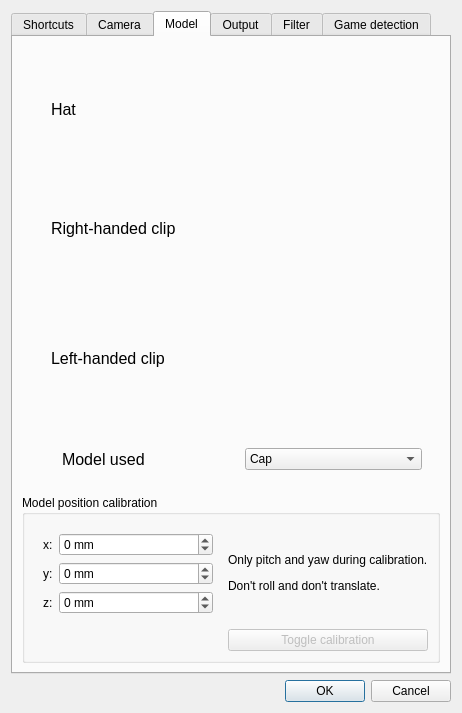
Qt form facetracknoir/settings.ui (opentrack/opentrack) before a commit.
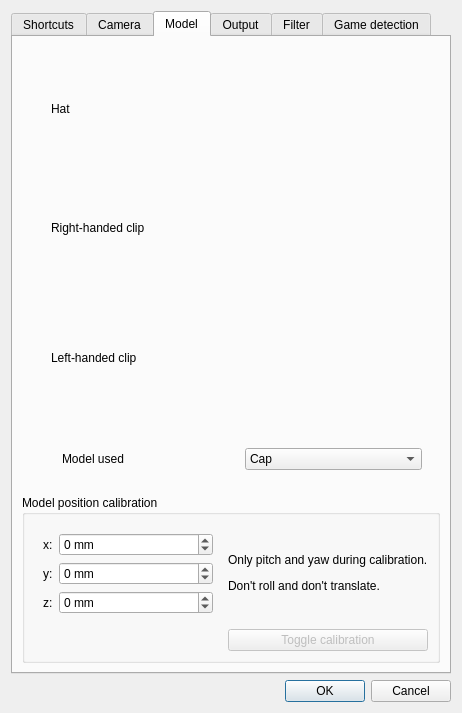
The same form after that commit. The open tabs and pages were chosen to show the change. Icons and pictures are not drawn. Custom widgets are drawn as their Qt base class.

Commit message: settings dialog: don't override font needlessly

What changed in the file:
```diff
--- a/facetracknoir/settings.ui
+++ b/facetracknoir/settings.ui
@@ -570,11 +570,6 @@
              </property>
              <item row="0" column="0">
               <widget class="QLabel" name="label_4">
-               <property name="font">
-                <font>
-                 <pointsize>12</pointsize>
-                </font>
-               </property>
                <property name="text">
                 <string>Hat</string>
                </property>
@@ -644,11 +639,6 @@
              </item>
              <item row="1" column="0">
               <widget class="QLabel" name="label_35">
-               <property name="font">
-                <font>
-                 <pointsize>12</pointsize>
-                </font>
-               </property>
                <property name="text">
                 <string>Right-handed clip</string>
                </property>
@@ -687,11 +677,6 @@
              </item>
              <item row="2" column="0">
               <widget class="QLabel" name="label_37">
-               <property name="font">
-                <font>
-                 <pointsize>12</pointsize>
-                </font>
-               </property>
                <property name="text">
                 <string>Left-handed clip</string>
                </property>
@@ -720,11 +705,6 @@
              </property>
              <item row="0" column="0">
               <widget class="QLabel" name="label_31">
-               <property name="font">
-                <font>
-                 <pointsize>12</pointsize>
-                </font>
-               </property>
                <property name="text">
                 <string>Model used</string>
                </property>
```
